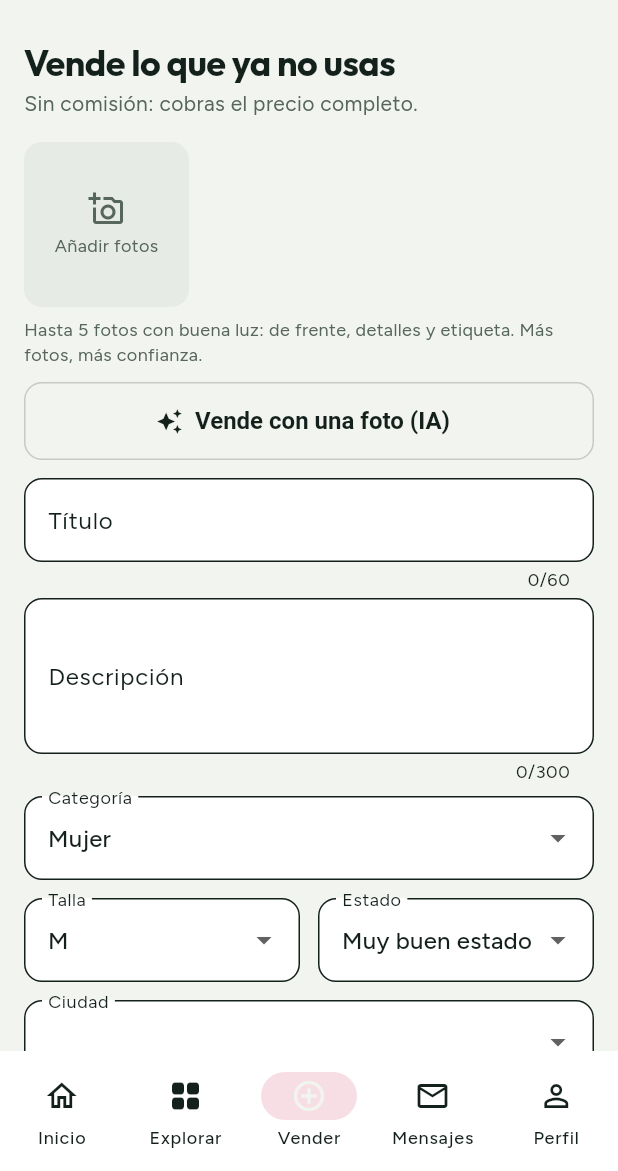
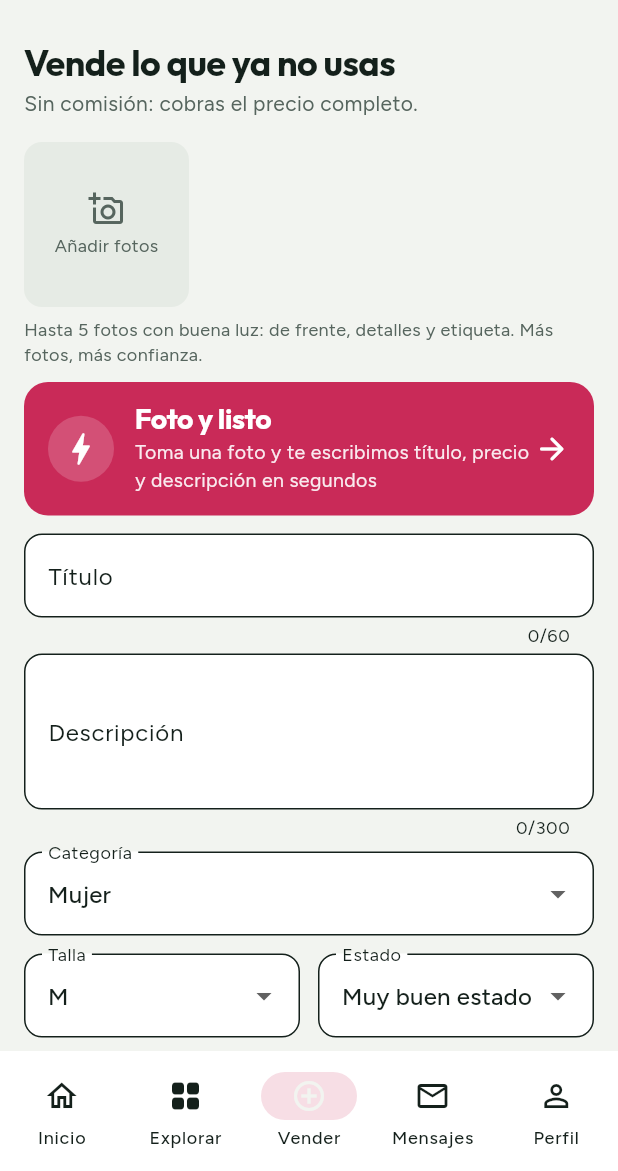
Before and after one commit to javiermoises159-dot/la-percha, a Flutter app: the screen it shows once a user with an empty profile is signed in, item 3 of the bottom bar chosen, on a phone screen of 412 x 824 dp, the part 65-1236 px from its top. Run offline on Flutter 3.47's test engine with Material 3 defaults, Android fonts, the phone set to English and light mode, and no system bars; our stand-ins replace google_fonts, image_picker, supabase_flutter; accounts and stored records are empty.

Commit message:
Botón destacado "Foto y listo" en Vender, sin mencionar la IA
Co-Authored-By: Claude Opus 5.5 <noreply@anthropic.com>
Claude-Session: https://claude.ai/code/session_01CPwrpcEC1uajF2oFEeHXSa

```diff
--- a/app/lib/listing_detail.dart
+++ b/app/lib/listing_detail.dart
@@ -75,7 +75,7 @@ class ListingDetail extends StatelessWidget {
                       Wrap(spacing: 8, runSpacing: 8, children: [
                         if (item.fotoIa)
                           const _Tag(
-                              'Portada creada con IA: desliza para ver las fotos reales'),
+                              'Portada de catálogo: desliza para ver las fotos reales'),
                         if (item.size != 'No aplica')
                           _Tag('Talla ${item.size}'),
                         _Tag(item.condition),
--- a/app/lib/sell_page.dart
+++ b/app/lib/sell_page.dart
@@ -241,7 +241,7 @@ class _SellPageState extends State<SellPage> {
                               decoration: BoxDecoration(
                                   color: Colors.black54,
                                   borderRadius: BorderRadius.circular(6)),
-                              child: const Text('IA',
+                              child: const Text('Catálogo',
                                   style: TextStyle(
                                       color: Colors.white, fontSize: 11)),
                             )
@@ -307,25 +307,16 @@ class _SellPageState extends State<SellPage> {
             'Hasta 5 fotos con buena luz: de frente, detalles y etiqueta. Más fotos, más confianza.',
             style: TextStyle(color: context.muted, fontSize: 12)),
         const SizedBox(height: 10),
-        OutlinedButton.icon(
-          onPressed: _scanning ? null : _scan,
-          icon: _scanning
-              ? const SizedBox(
-                  width: 18,
-                  height: 18,
-                  child: CircularProgressIndicator(strokeWidth: 2))
-              : const Icon(Icons.auto_awesome),
-          label: Text(_scanning
-              ? 'Analizando tu foto…'
-              : _photos.isEmpty
-                  ? 'Vende con una foto (IA)'
-                  : 'Rellenar el anuncio con IA'),
+        _MagicButton(
+          busy: _scanning,
+          hasPhoto: _photos.isNotEmpty,
+          onTap: _scan,
         ),
         if (_fotoIa)
           Padding(
             padding: const EdgeInsets.only(top: 4),
             child: Text(
-                'La portada la creó la IA. Los compradores verán también tus fotos reales; '
+                'Te armamos una portada de catálogo. Los compradores verán también tus fotos reales; '
                 'debes tener al menos una.',
                 style: TextStyle(color: context.muted, fontSize: 12)),
           ),
@@ -440,3 +431,66 @@ class _Drop extends StatelessWidget {
     );
   }
 }
+
+/// Botón destacado: hacer la foto y que la app arme el anuncio.
+class _MagicButton extends StatelessWidget {
+  const _MagicButton(
+      {required this.busy, required this.hasPhoto, required this.onTap});
+  final bool busy;
+  final bool hasPhoto;
+  final VoidCallback onTap;
+
+  @override
+  Widget build(BuildContext context) {
+    final scheme = Theme.of(context).colorScheme;
+    final title = busy
+        ? 'Armando tu anuncio…'
+        : hasPhoto
+            ? 'Arma el anuncio con esta foto'
+            : 'Foto y listo';
+    final sub = busy
+        ? 'Un momento, estamos mirando tu foto'
+        : 'Toma una foto y te escribimos título, precio y descripción en segundos';
+    return Material(
+      color: scheme.primary,
+      borderRadius: BorderRadius.circular(16),
+      child: InkWell(
+        borderRadius: BorderRadius.circular(16),
+        onTap: busy ? null : onTap,
+        child: Padding(
+          padding: const EdgeInsets.fromLTRB(16, 14, 16, 14),
+          child: Row(children: [
+            Container(
+              width: 44,
+              height: 44,
+              decoration: BoxDecoration(
+                  color: scheme.onPrimary.withValues(alpha: 0.18),
+                  shape: BoxShape.circle),
+              child: busy
+                  ? Padding(
+                      padding: const EdgeInsets.all(12),
+                      child: CircularProgressIndicator(
+                          strokeWidth: 2.5, color: scheme.onPrimary))
+                  : Icon(Icons.bolt_rounded, color: scheme.onPrimary, size: 28),
+            ),
+            const SizedBox(width: 14),
+            Expanded(
+              child: Column(
+                  crossAxisAlignment: CrossAxisAlignment.start,
+                  children: [
+                    Text(title, style: display(19, color: scheme.onPrimary)),
+                    const SizedBox(height: 2),
+                    Text(sub,
+                        style: TextStyle(
+                            color: scheme.onPrimary.withValues(alpha: 0.9),
+                            fontSize: 13)),
+                  ]),
+            ),
+            if (!busy)
+              Icon(Icons.arrow_forward_rounded, color: scheme.onPrimary),
+          ]),
+        ),
+      ),
+    );
+  }
+}
```
Also changed, not shown: 1 other file.
